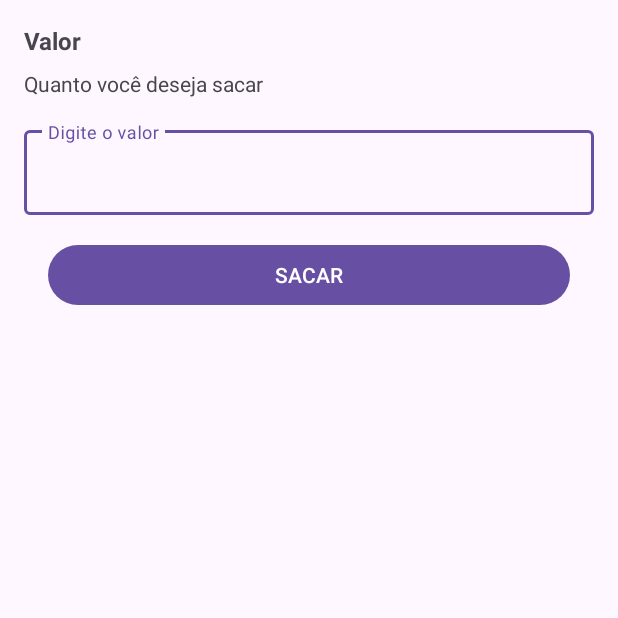
After one commit to tfreitasf/SimuladorCarteiraCrypto, an Android app: the WithdrawActivity screen opened directly, with no data from a screen before it, on a phone screen of 412 x 824 dp, the top half of it. The commit adds this screen. Run offline under Robolectric (Android 15) with nearby library versions, the phone set to English and light mode, and no system bars.

Commit message:
Feat: Implementadas Telas de Depósito e Saque e Integração com MainActivity
- Criadas as telas de depósito (DepositActivity) e saque (WithdrawActivity) com seus respectivos layouts XML.
- Adicionadas funções na MainActivity para iniciar as atividades de depósito e saque.
- Configurados botões FAB na MainActivity para abrir as respectivas telas de depósito e saque quando clicados.

```diff
--- /dev/null
+++ b/app/src/main/java/br/com/povengenharia/simuladorcarteiracrypto/ui/activity/WithdrawActivity.kt
@@ -0,0 +1,17 @@
+package br.com.povengenharia.simuladorcarteiracrypto.ui.activity
+
+import android.os.Bundle
+import androidx.appcompat.app.AppCompatActivity
+import br.com.povengenharia.simuladorcarteiracrypto.databinding.ActivityWithdrawBinding
+
+class WithdrawActivity : AppCompatActivity() {
+
+    private val binding by lazy {
+        ActivityWithdrawBinding.inflate(layoutInflater)
+    }
+
+    override fun onCreate(savedInstanceState: Bundle?) {
+        super.onCreate(savedInstanceState)
+        setContentView(binding.root)
+    }
+}
--- /dev/null
+++ b/app/src/main/res/layout/activity_withdraw.xml
@@ -0,0 +1,62 @@
+<?xml version="1.0" encoding="utf-8"?>
+<androidx.constraintlayout.widget.ConstraintLayout xmlns:android="http://schemas.android.com/apk/res/android"
+    xmlns:app="http://schemas.android.com/apk/res-auto"
+    xmlns:tools="http://schemas.android.com/tools"
+    android:layout_width="match_parent"
+    android:layout_height="match_parent"
+    tools:context=".ui.activity.WithdrawActivity">
+
+    <TextView
+        android:id="@+id/tv_activity_withdraw_value"
+        android:layout_width="wrap_content"
+        android:layout_height="wrap_content"
+        android:layout_margin="16dp"
+        android:text="@string/txt_activity_withdraw_value"
+        android:textSize="16sp"
+        android:textStyle="bold"
+        app:layout_constraintStart_toStartOf="parent"
+        app:layout_constraintTop_toTopOf="parent" />
+
+    <TextView
+        android:id="@+id/tv_activity_withdraw_amount_prompt"
+        android:layout_width="wrap_content"
+        android:layout_height="wrap_content"
+        android:layout_marginTop="8dp"
+        android:text="@string/txt_activity_withdraw_amount_prompt"
+        app:layout_constraintStart_toStartOf="@id/tv_activity_withdraw_value"
+        app:layout_constraintTop_toBottomOf="@id/tv_activity_withdraw_value" />
+
+    <com.google.android.material.textfield.TextInputLayout
+        android:id="@+id/til_activity_withdraw_withdraw_amount"
+        style="?attr/textInputOutlinedStyle"
+        android:layout_width="0dp"
+        android:layout_height="wrap_content"
+        android:layout_margin="16dp"
+        app:layout_constraintEnd_toEndOf="parent"
+        app:layout_constraintStart_toStartOf="parent"
+        app:layout_constraintTop_toBottomOf="@id/tv_activity_withdraw_amount_prompt">
+
+        <com.google.android.material.textfield.TextInputEditText
+            android:id="@+id/et_activity_withdraw_withdraw_amount"
+            android:layout_width="match_parent"
+            android:layout_height="wrap_content"
+            android:hint="@string/txt_value"
+            android:inputType="numberDecimal" />
+
+        <Button
+            android:id="@+id/bt_activity_withdraw_withdraw"
+            android:layout_width="match_parent"
+            android:layout_height="wrap_content"
+            android:layout_margin="16dp"
+            android:text="@string/txt_btn_withdraw"
+            app:layout_constraintEnd_toEndOf="parent"
+            app:layout_constraintStart_toStartOf="parent"
+            app:layout_constraintTop_toBottomOf="@id/til_activity_withdraw_withdraw_amount" />
+
+
+    </com.google.android.material.textfield.TextInputLayout>
+
+
+
+
+</androidx.constraintlayout.widget.ConstraintLayout>
--- a/app/src/main/res/values/strings.xml
+++ b/app/src/main/res/values/strings.xml
@@ -4,4 +4,10 @@
     <string name="txt_property_values">$18,00</string>
     <string name="txt_withdraw">Sacar</string>
     <string name="txt_deposit">Depositar</string>
+    <string name="txt_activity_deposit_deposit_info">Digite o valor que deseja depositar.</string>
+    <string name="txt_value">Digite o valor</string>
+    <string name="txt_btn_deposit">DEPOSITAR</string>
+    <string name="txt_btn_withdraw">SACAR</string>
+    <string name="txt_activity_withdraw_value">Valor</string>
+    <string name="txt_activity_withdraw_amount_prompt">Quanto você deseja sacar</string>
 </resources>
```
Also changed, not shown: app/src/main/AndroidManifest.xml (+6 -1 lines), app/src/main/java/br/com/povengenharia/simuladorcarteiracrypto/ui/activity/DepositActivity.kt (added, +17 -0 lines), app/src/main/java/br/com/povengenharia/simuladorcarteiracrypto/ui/activity/MainActivity.kt (+28 -0 lines), app/src/main/res/layout/activity_deposit.xml (added, +50 -0 lines).
